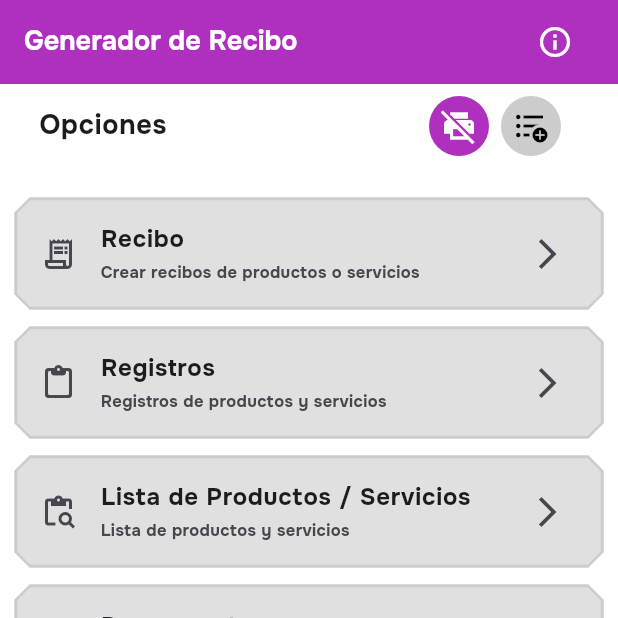
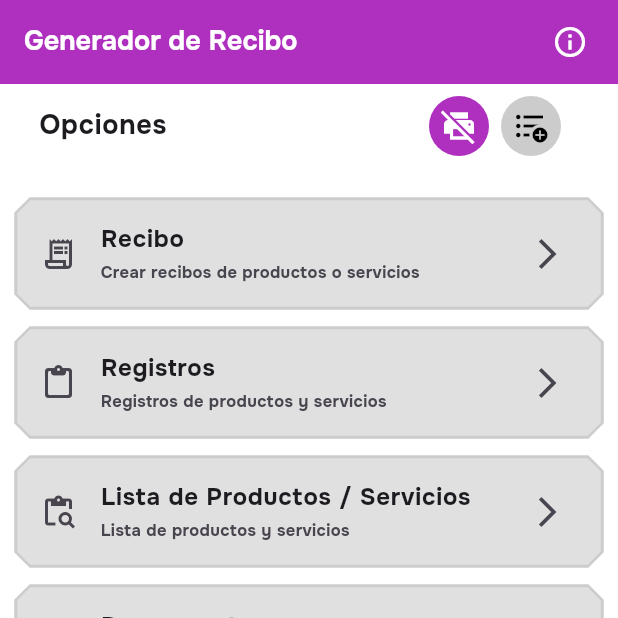
Before and after one commit to HanJian16/Ballots-Template, a Flutter app: the screen it shows after launch, on a phone screen of 412 x 824 dp, the top half of it. Run offline on Flutter 3.47's test engine with Material 3 defaults, Android fonts, the phone set to English and light mode, and no system bars; our stand-ins replace dio, flutter_dotenv, get, get_storage, google_fonts, permission_handler and 2 more; accounts and stored records are empty.

Commit message:
Ajustar padding de 30 a 20 en AppBarActions del HomeScreen

```diff
--- a/frontend/ballots_template_flutter/lib/screens/home_screen.dart
+++ b/frontend/ballots_template_flutter/lib/screens/home_screen.dart
@@ -33,14 +33,14 @@ class _HomeScreenState extends State<HomeScreen> {
       ),
       appBarActions: const [
         Padding(
-          padding: EdgeInsets.symmetric(horizontal: 30),
+          padding: EdgeInsets.symmetric(horizontal: 20),
           child: Icon(Icons.info_outline),
         )
       ],
       children: Container(
         padding: const EdgeInsets.symmetric(horizontal: 10),
         child: Column(
-          mainAxisSize: MainAxisSize.min,
+          // mainAxisSize: MainAxisSize.min,
           children: [
             const HeaderHomeScreenBody(),
             const SizedBox(height: 20),
```
